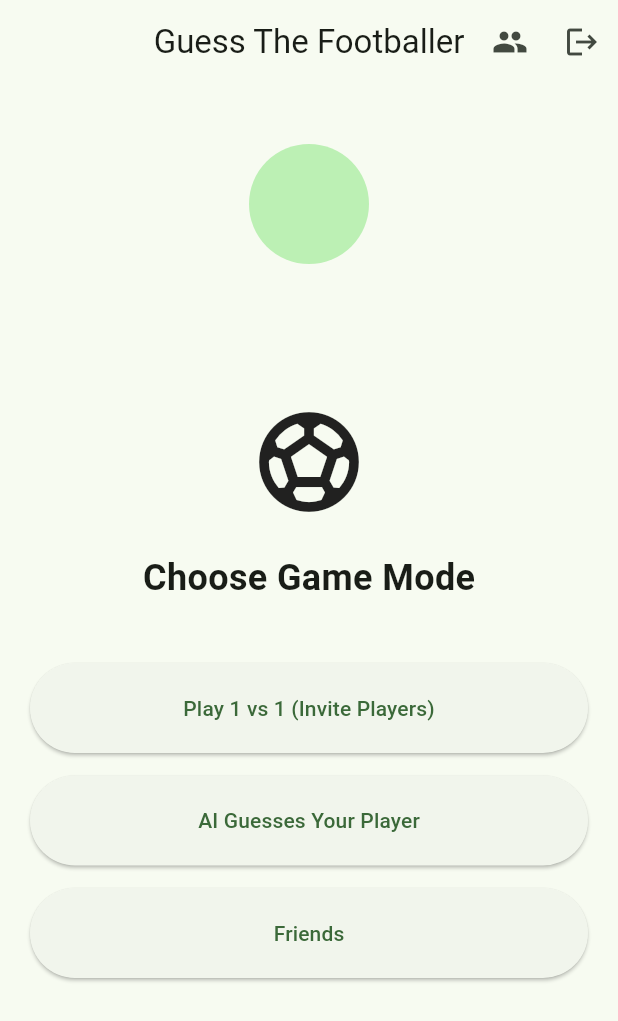
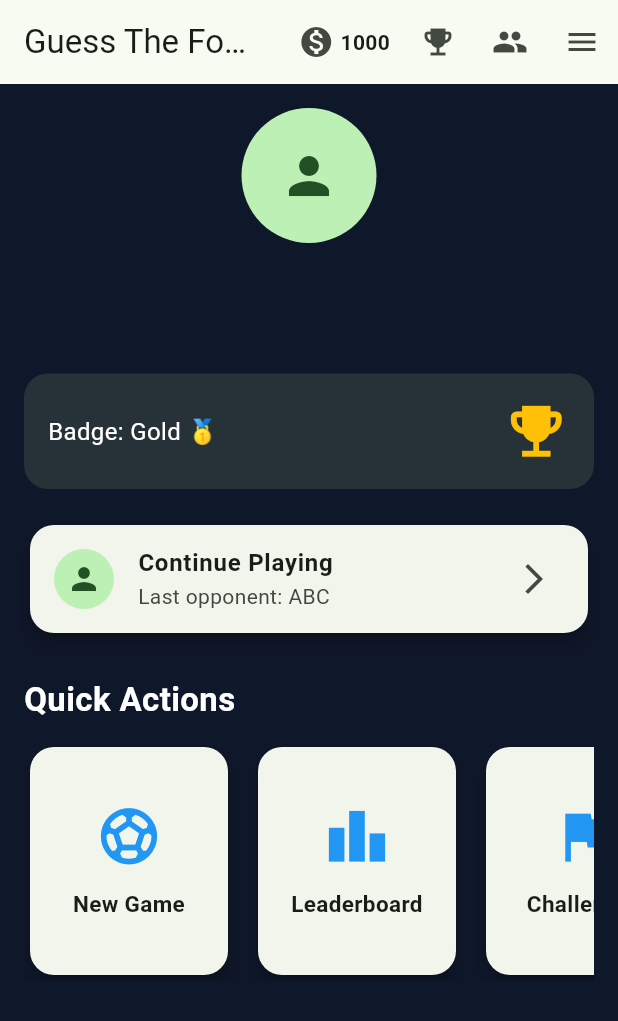
Before and after one commit to cypherallan/guess_the_football_player, a Flutter app: the screen it shows once a user with an empty profile is signed in, on a phone screen of 412 x 824 dp. Shown: the top 1021 px of the screen. Run offline on Flutter 3.47's test engine with Material 3 defaults, Android fonts, the phone set to English and light mode, and no system bars; our stand-ins replace cloud_firestore, firebase_auth, firebase_core, google_sign_in; accounts and stored records are empty.

Commit message:
refactor: UI + coin system setup

```diff
--- a/lib/screens/auth/auth_wrapper.dart
+++ b/lib/screens/auth/auth_wrapper.dart
@@ -1,8 +1,7 @@
 import 'package:firebase_auth/firebase_auth.dart';
 import 'package:flutter/material.dart';
-
+import '../navigation/main_navigation_screen.dart';
 import 'login_screen.dart';
-import '../home/home_screen.dart';
 
 class AuthWrapper extends StatelessWidget {
   const AuthWrapper({super.key});
@@ -12,17 +11,14 @@ class AuthWrapper extends StatelessWidget {
     return StreamBuilder<User?>(
       stream: FirebaseAuth.instance.authStateChanges(),
       builder: (context, snapshot) {
-        if (snapshot.connectionState ==
-            ConnectionState.waiting) {
+        if (snapshot.connectionState == ConnectionState.waiting) {
           return const Scaffold(
-            body: Center(
-              child: CircularProgressIndicator(),
-            ),
+            body: Center(child: CircularProgressIndicator()),
           );
         }
 
         if (snapshot.hasData) {
-          return const HomeScreen();
+          return const MainNavigationScreen();
         }
 
         return const LoginScreen();
--- a/lib/screens/auth/login_screen.dart
+++ b/lib/screens/auth/login_screen.dart
@@ -1,7 +1,7 @@
 import 'package:flutter/material.dart';
 import '../../core/services/auth_service.dart';
 import '../../core/services/user_service.dart';
-import '../home/home_screen.dart';
+import '../navigation/main_navigation_screen.dart';
 
 class LoginScreen extends StatefulWidget {
   const LoginScreen({super.key});
@@ -45,7 +45,7 @@ class _LoginScreenState extends State<LoginScreen> {
 
         Navigator.pushReplacement(
           context,
-          MaterialPageRoute(builder: (_) => const HomeScreen()),
+          MaterialPageRoute(builder: (_) => const MainNavigationScreen()),
         );
       } else {
         print("❌ Credential is NULL (login cancelled or failed)");
--- a/lib/screens/home/home_screen.dart
+++ b/lib/screens/home/home_screen.dart
@@ -1,8 +1,15 @@
 import 'package:flutter/material.dart';
 import 'package:firebase_auth/firebase_auth.dart';
+
+import '../../widgets/home/dashboard_header.dart';
+import '../../widgets/home/coin_balance_card.dart';
+import '../../widgets/home/recent_player_card.dart';
+import '../../widgets/home/game_menu_card.dart';
+
 import '../friends/friends_screen.dart';
+import '../ai/ai_guess_player_screen.dart';
+
 import '../../core/services/auth_service.dart';
-import '../ai/ai_guess_player_screen.dart';
 
 class HomeScreen extends StatelessWidget {
   const HomeScreen({super.key});
@@ -10,118 +17,218 @@ class HomeScreen extends StatelessWidget {
   @override
   Widget build(BuildContext context) {
     final user = FirebaseAuth.instance.currentUser;
+    final int coins = 1000;
 
     return Scaffold(
+      backgroundColor: const Color(0xFF0F172A),
+
       appBar: AppBar(
         title: const Text('Guess The Footballer'),
         centerTitle: true,
         actions: [
+          Padding(
+            padding: const EdgeInsets.symmetric(horizontal: 8),
+            child: Row(
+              children: [
+                const Icon(Icons.monetization_on),
+                const SizedBox(width: 4),
+                Text(
+                  "$coins",
+                  style: const TextStyle(fontWeight: FontWeight.bold),
+                ),
+              ],
+            ),
+          ),
+          IconButton(icon: const Icon(Icons.emoji_events), onPressed: () {}),
           IconButton(
+            icon: const Icon(Icons.people),
             onPressed: () {
               Navigator.push(
                 context,
                 MaterialPageRoute(builder: (_) => FriendsScreen()),
               );
             },
-            icon: const Icon(Icons.people),
           ),
-          IconButton(
-            onPressed: () async {
-              await AuthService().signOut();
-            },
-            icon: const Icon(Icons.logout),
+          Builder(
+            builder: (context) => IconButton(
+              icon: const Icon(Icons.menu),
+              onPressed: () {
+                Scaffold.of(context).openEndDrawer();
+              },
+            ),
           ),
         ],
       ),
 
-      body: Padding(
-        padding: const EdgeInsets.all(20),
+      endDrawer: Drawer(
         child: Column(
           children: [
-            const SizedBox(height: 20),
-
-            CircleAvatar(
-              radius: 40,
-              backgroundImage: user?.photoURL != null
-                  ? NetworkImage(user!.photoURL!)
-                  : null,
-            ),
-
-            const SizedBox(height: 10),
-
-            Text(
-              user?.displayName ?? 'Unknown User',
-              style: const TextStyle(fontSize: 22, fontWeight: FontWeight.bold),
-            ),
-
-            const SizedBox(height: 5),
-
-            Text(user?.email ?? '', style: const TextStyle(color: Colors.grey)),
-
-            const SizedBox(height: 25),
-
-            const Icon(Icons.sports_soccer, size: 80),
-
-            const SizedBox(height: 20),
-
-            const Text(
-              'Choose Game Mode',
-              style: TextStyle(fontSize: 24, fontWeight: FontWeight.bold),
-            ),
-
-            const SizedBox(height: 40),
-
-            // 🔥 NEW CLEAN PvP ENTRY
-            SizedBox(
-              width: double.infinity,
-              height: 60,
-              child: ElevatedButton(
-                onPressed: () {
-                  Navigator.push(
-                    context,
-                    MaterialPageRoute(builder: (_) => FriendsScreen()),
-                  );
-                },
-                child: const Text('Play 1 vs 1 (Invite Players)'),
+            const DrawerHeader(
+              child: Center(
+                child: Text(
+                  "Game Menu",
+                  style: TextStyle(fontSize: 22, fontWeight: FontWeight.bold),
+                ),
               ),
             ),
 
-            const SizedBox(height: 15),
-
-            SizedBox(
-              width: double.infinity,
-              height: 60,
-              child: ElevatedButton(
-                onPressed: () {
-                  Navigator.push(
-                    context,
-                    MaterialPageRoute(
-                      builder: (_) => const AiGuessPlayerScreen(),
-                    ),
-                  );
-                },
-                child: const Text('AI Guesses Your Player'),
-              ),
+            ListTile(
+              leading: const Icon(Icons.person),
+              title: const Text("Profile"),
+              onTap: () {
+                Navigator.pop(context);
+              },
             ),
 
-            const SizedBox(height: 15),
+            ListTile(
+              leading: const Icon(Icons.settings),
+              title: const Text("Settings"),
+              onTap: () {
+                Navigator.pop(context);
+              },
+            ),
 
-            SizedBox(
-              width: double.infinity,
-              height: 60,
-              child: ElevatedButton(
-                onPressed: () {
-                  Navigator.push(
-                    context,
-                    MaterialPageRoute(builder: (_) => FriendsScreen()),
-                  );
-                },
-                child: const Text('Friends'),
-              ),
+            ListTile(
+              leading: const Icon(Icons.help),
+              title: const Text("How to Play"),
+              onTap: () {
+                Navigator.pop(context);
+              },
+            ),
+
+            ListTile(
+              leading: const Icon(Icons.info),
+              title: const Text("About Game"),
+              onTap: () {
+                Navigator.pop(context);
+              },
+            ),
+
+            const Divider(),
+
+            ListTile(
+              leading: const Icon(Icons.logout, color: Colors.red),
+              title: const Text("Logout"),
+              onTap: () async {
+                await AuthService().signOut();
+              },
             ),
           ],
         ),
       ),
+
+      body: ListView(
+        padding: const EdgeInsets.all(16),
+        children: [
+          DashboardHeader(user: user),
+
+          const SizedBox(height: 20),
+
+          CoinBalanceCard(coins: coins),
+
+          const SizedBox(height: 20),
+
+          const RecentPlayerCard(),
+
+          const SizedBox(height: 25),
+
+          const Text(
+            "Quick Actions",
+            style: TextStyle(
+              color: Colors.white,
+              fontSize: 22,
+              fontWeight: FontWeight.bold,
+            ),
+          ),
+
+          const SizedBox(height: 12),
+
+          SizedBox(
+            height: 160,
+            child: ListView(
+              scrollDirection: Axis.horizontal,
+              children: [
+                GameMenuCard(
+                  title: "New Game",
+                  icon: Icons.sports_soccer,
+                  onTap: () {
+                    showModalBottomSheet(
+                      context: context,
+                      shape: const RoundedRectangleBorder(
+                        borderRadius: BorderRadius.vertical(
+                          top: Radius.circular(20),
+                        ),
+                      ),
+                      builder: (context) {
+                        return SafeArea(
+                          child: Wrap(
+                            children: [
+                              ListTile(
+                                leading: const Icon(Icons.person),
+                                title: const Text("Play 1 vs 1"),
+                                onTap: () {
+                                  Navigator.pop(context);
+                                  Navigator.push(
+                                    context,
+                                    MaterialPageRoute(
+                                      builder: (_) => FriendsScreen(),
+                                    ),
+                                  );
+                                },
+                              ),
+
+                              ListTile(
+                                leading: const Icon(Icons.smart_toy),
+                                title: const Text("Challenge AI"),
+                                onTap: () {
+                                  Navigator.pop(context);
+                                  Navigator.push(
+                                    context,
+                                    MaterialPageRoute(
+                                      builder: (_) =>
+                                          const AiGuessPlayerScreen(),
+                                    ),
+                                  );
+                                },
+                              ),
+                            ],
+                          ),
+                        );
+                      },
+                    );
+                  },
+                ),
+
+                GameMenuCard(
+                  title: "Leaderboard",
+                  icon: Icons.leaderboard,
+                  onTap: () {},
+                ),
+
+                GameMenuCard(
+                  title: "Challenges",
+                  icon: Icons.flag,
+                  onTap: () {},
+                ),
+
+                GameMenuCard(
+                  title: "Get Coins",
+                  icon: Icons.monetization_on,
+                  onTap: () {},
+                ),
+
+                GameMenuCard(
+                  title: "Statistics",
+                  icon: Icons.bar_chart,
+                  onTap: () {},
+                ),
+              ],
+            ),
+          ),
+
+          const SizedBox(height: 25),
+        ],
+      ),
     );
   }
 }
--- /dev/null
+++ b/lib/screens/navigation/main_navigation_screen.dart
@@ -0,0 +1,31 @@
+import 'package:flutter/material.dart';
+
+import '../home/home_screen.dart';
+import '../friends/friends_screen.dart';
+import '../challenges/challenges_screen.dart';
+import '../leaderboard/leaderboard_screen.dart';
+import '../settings/settings_screen.dart';
+
+class MainNavigationScreen extends StatefulWidget {
+  const MainNavigationScreen({super.key});
+
+  @override
+  State<MainNavigationScreen> createState() => _MainNavigationScreenState();
+}
+
+class _MainNavigationScreenState extends State<MainNavigationScreen> {
+  int _selectedIndex = 0;
+
+  final List<Widget> _screens = [
+    const HomeScreen(),
+    FriendsScreen(),
+    const ChallengesScreen(),
+    const LeaderboardScreen(),
+    const SettingsScreen(),
+  ];
+
+  @override
+  Widget build(BuildContext context) {
+    return Scaffold(body: _screens[_selectedIndex]);
+  }
+}
--- /dev/null
+++ b/lib/widgets/home/coin_balance_card.dart
@@ -0,0 +1,33 @@
+import 'package:flutter/material.dart';
+
+class CoinBalanceCard extends StatelessWidget {
+  final int coins;
+
+  const CoinBalanceCard({super.key, required this.coins});
+
+  @override
+  Widget build(BuildContext context) {
+    return Container(
+      padding: const EdgeInsets.all(16),
+      decoration: BoxDecoration(
+        color: Colors.blueGrey.shade900,
+        borderRadius: BorderRadius.circular(16),
+      ),
+      child: Row(
+        mainAxisAlignment: MainAxisAlignment.spaceBetween,
+        children: [
+          Column(
+            crossAxisAlignment: CrossAxisAlignment.start,
+            children: [
+              const Text(
+                "Badge: Gold 🥇",
+                style: TextStyle(color: Colors.white, fontSize: 16),
+              ),
+            ],
+          ),
+          const Icon(Icons.emoji_events, color: Colors.amber, size: 45),
+        ],
+      ),
+    );
+  }
+}
--- /dev/null
+++ b/lib/widgets/home/dashboard_header.dart
@@ -0,0 +1,40 @@
+import 'package:flutter/material.dart';
+import 'package:firebase_auth/firebase_auth.dart';
+
+class DashboardHeader extends StatelessWidget {
+  final User? user;
+
+  const DashboardHeader({super.key, required this.user});
+
+  @override
+  Widget build(BuildContext context) {
+    return Column(
+      children: [
+        CircleAvatar(
+          radius: 45,
+          backgroundImage: user?.photoURL != null
+              ? NetworkImage(user!.photoURL!)
+              : null,
+          child: user?.photoURL == null
+              ? const Icon(Icons.person, size: 40)
+              : null,
+        ),
+
+        const SizedBox(height: 10),
+
+        Text(
+          user?.displayName ?? 'Unknown User',
+          style: const TextStyle(
+            color: Colors.white,
+            fontSize: 22,
+            fontWeight: FontWeight.bold,
+          ),
+        ),
+
+        const SizedBox(height: 5),
+
+        Text(user?.email ?? '', style: const TextStyle(color: Colors.white70)),
+      ],
+    );
+  }
+}
--- /dev/null
+++ b/lib/widgets/home/game_menu_card.dart
@@ -0,0 +1,58 @@
+import 'package:flutter/material.dart';
+
+class GameMenuCard extends StatelessWidget {
+  final String title;
+  final IconData icon;
+  final VoidCallback? onTap;
+
+  const GameMenuCard({
+    super.key,
+    required this.title,
+    required this.icon,
+    this.onTap,
+  });
+
+  @override
+  Widget build(BuildContext context) {
+    return GestureDetector(
+      onTap: onTap,
+
+      child: Container(
+        width: 140,
+        margin: const EdgeInsets.only(right: 12),
+
+        child: Card(
+          elevation: 5,
+
+          shape: RoundedRectangleBorder(
+            borderRadius: BorderRadius.circular(16),
+          ),
+
+          child: Padding(
+            padding: const EdgeInsets.all(12),
+
+            child: Column(
+              mainAxisAlignment: MainAxisAlignment.center,
+
+              children: [
+                Icon(icon, size: 45, color: Colors.blue),
+
+                const SizedBox(height: 12),
+
+                Text(
+                  title,
+                  textAlign: TextAlign.center,
+
+                  style: const TextStyle(
+                    fontWeight: FontWeight.bold,
+                    fontSize: 15,
+                  ),
+                ),
+              ],
+            ),
+          ),
+        ),
+      ),
+    );
+  }
+}
--- /dev/null
+++ b/lib/widgets/home/recent_player_card.dart
@@ -0,0 +1,29 @@
+import 'package:flutter/material.dart';
+
+class RecentPlayerCard extends StatelessWidget {
+  const RecentPlayerCard({super.key});
+
+  @override
+  Widget build(BuildContext context) {
+    return Card(
+      elevation: 5,
+
+      shape: RoundedRectangleBorder(borderRadius: BorderRadius.circular(16)),
+
+      child: ListTile(
+        leading: const CircleAvatar(child: Icon(Icons.person)),
+
+        title: const Text(
+          "Continue Playing",
+          style: TextStyle(fontWeight: FontWeight.bold),
+        ),
+
+        subtitle: const Text("Last opponent: ABC"),
+
+        trailing: const Icon(Icons.arrow_forward_ios),
+
+        onTap: () {},
+      ),
+    );
+  }
+}
```
Also changed, not shown: lib/core/services/auth_service.dart (+8 -1 lines), lib/screens/about/about_screen.dart (added, +31 -0 lines), lib/screens/challenges/challenges_screen.dart (added, +14 -0 lines), lib/screens/coins/rewards_screen.dart (added, +15 -0 lines), lib/screens/leaderboard/leaderboard_screen.dart (added, +10 -0 lines), lib/screens/settings/settings_screen.dart (added, +10 -0 lines), lib/widgets/home/badge_card.dart (added, +22 -0 lines), lib/widgets/home/featured_game_card.dart (added, +31 -0 lines), lib/widgets/home/quick_actions_row.dart (added, +18 -0 lines), lib/core/services/coin_service.dart (added).
